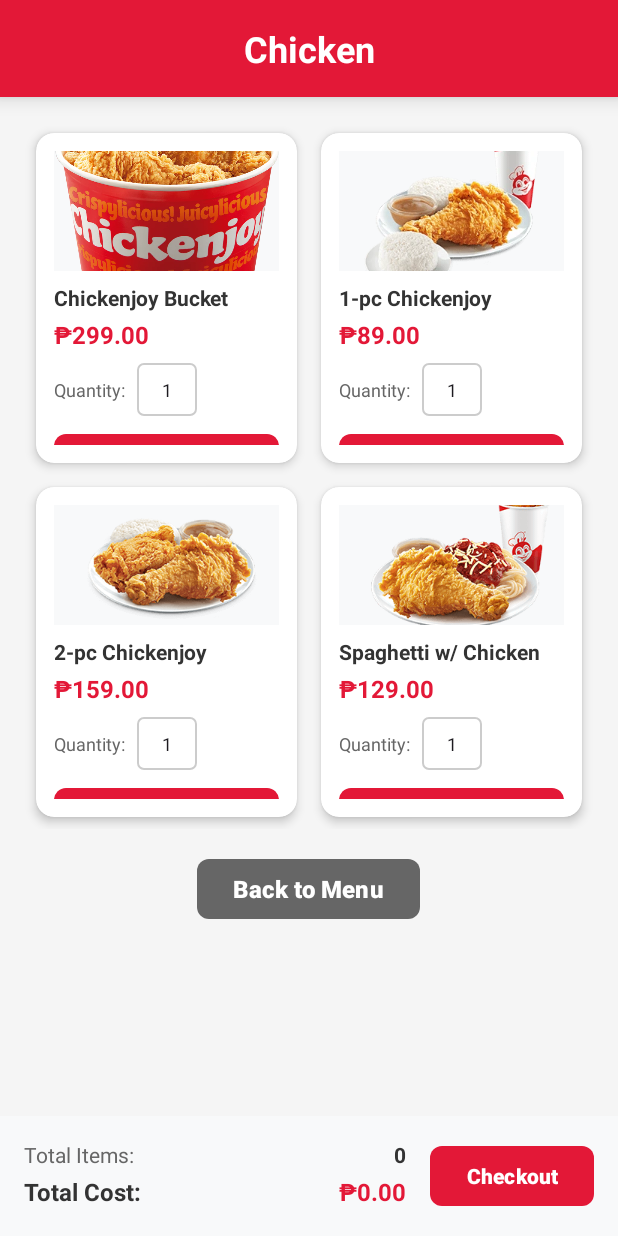
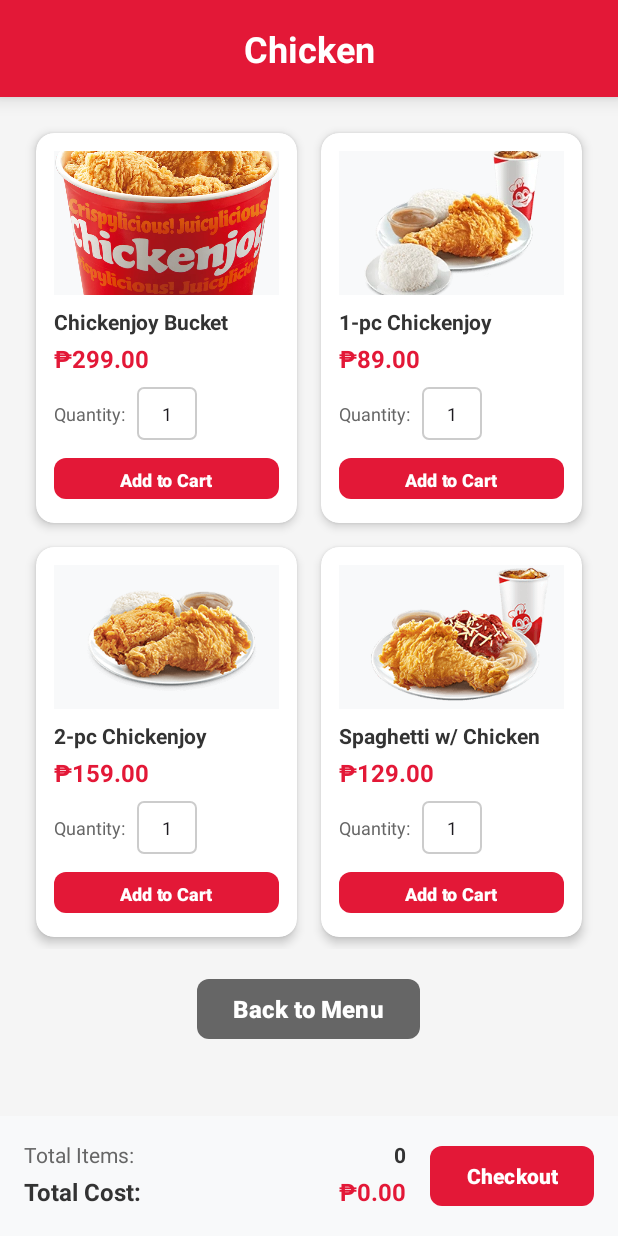
Before and after one commit to MatimotTheTimoters/dlsud-mobile-enterprise-jollibee-ordering-system, an Android app: the ChickenActivity screen opened directly, with no data from a screen before it, on a phone screen of 412 x 824 dp. Run offline under Robolectric (Android 15) with nearby library versions, the phone set to English and light mode, and no system bars.

Commit message:
fix/style: add to cart buttons not visible

```diff
--- a/app/src/main/res/layout/activity_chicken.xml
+++ b/app/src/main/res/layout/activity_chicken.xml
@@ -50,7 +50,7 @@
                 android:layout_width="match_parent"
                 android:layout_height="wrap_content"
                 android:columnCount="2"
-                android:rowCount="3"
+                android:rowCount="2"
                 android:alignmentMode="alignBounds"
                 android:columnOrderPreserved="false"
                 android:useDefaultMargins="true">
@@ -59,7 +59,7 @@
                 <androidx.cardview.widget.CardView
                     android:id="@+id/cardChickenjoyBucket"
                     android:layout_width="0dp"
-                    android:layout_height="220dp"
+                    android:layout_height="260dp"
                     android:layout_columnWeight="1"
                     android:layout_rowWeight="1"
                     android:layout_margin="8dp"
@@ -76,7 +76,8 @@
                         <!-- Product Image -->
                         <ImageView
                             android:layout_width="match_parent"
-                            android:layout_height="80dp"
+                            android:layout_height="0dp"
+                            android:layout_weight="1"
                             android:scaleType="centerCrop"
                             android:background="#F8F9FA"
                             android:src="@mipmap/chicken_bucket" />
@@ -155,7 +156,7 @@
                 <androidx.cardview.widget.CardView
                     android:id="@+id/cardChickenjoy1pc"
                     android:layout_width="0dp"
-                    android:layout_height="220dp"
+                    android:layout_height="260dp"
                     android:layout_columnWeight="1"
                     android:layout_rowWeight="1"
                     android:layout_margin="8dp"
@@ -171,7 +172,8 @@
 
                         <ImageView
                             android:layout_width="match_parent"
-                            android:layout_height="80dp"
+                            android:layout_height="0dp"
+                            android:layout_weight="1"
                             android:scaleType="centerCrop"
                             android:background="#F8F9FA"
                             android:src="@mipmap/chicken_1pc" />
@@ -246,7 +248,7 @@
                 <androidx.cardview.widget.CardView
                     android:id="@+id/cardChickenjoy2pc"
                     android:layout_width="0dp"
-                    android:layout_height="220dp"
+                    android:layout_height="260dp"
                     android:layout_columnWeight="1"
                     android:layout_rowWeight="1"
                     android:layout_margin="8dp"
@@ -262,7 +264,8 @@
 
                         <ImageView
                             android:layout_width="match_parent"
-                            android:layout_height="80dp"
+                            android:layout_height="0dp"
+                            android:layout_weight="1"
                             android:scaleType="centerCrop"
                             android:background="#F8F9FA"
                             android:src="@mipmap/chicken_2pc" />
@@ -337,7 +340,7 @@
                 <androidx.cardview.widget.CardView
                     android:id="@+id/cardSpaghettiChicken"
                     android:layout_width="0dp"
-                    android:layout_height="220dp"
+                    android:layout_height="260dp"
                     android:layout_columnWeight="1"
                     android:layout_rowWeight="1"
                     android:layout_margin="8dp"
@@ -353,7 +356,8 @@
 
                         <ImageView
                             android:layout_width="match_parent"
-                            android:layout_height="80dp"
+                            android:layout_height="0dp"
+                            android:layout_weight="1"
                             android:scaleType="centerCrop"
                             android:background="#F8F9FA"
                             android:src="@mipmap/spaghetti_chicken" />
```
Also changed, not shown: app/src/main/res/layout/activity_burgers.xml (+5 -5 lines), app/src/main/res/layout/activity_dessert_drinks.xml (+5 -5 lines), app/src/main/res/layout/activity_noodles.xml (+5 -5 lines).
